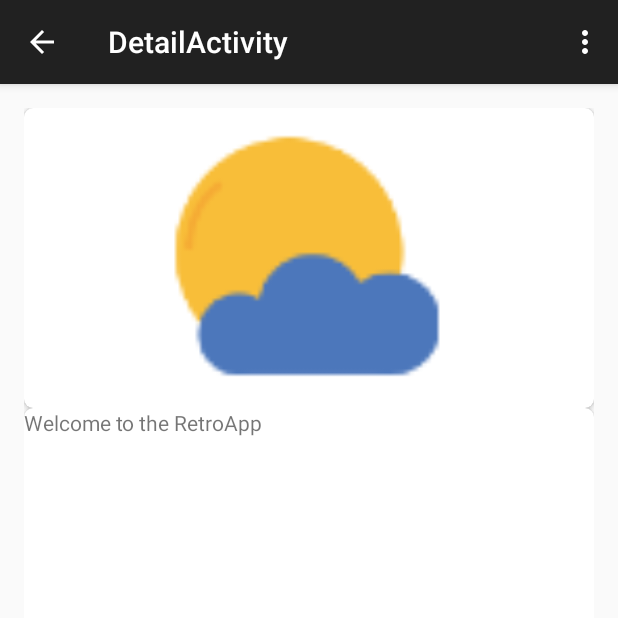
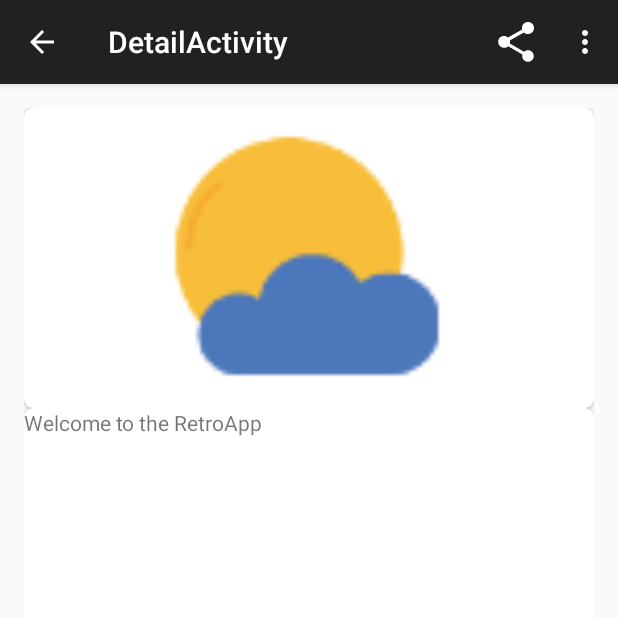
Before and after one commit to PramodDutta/RetroWeather, an Android app: the DetailActivity screen opened directly, with no data from a screen before it, on a phone screen of 412 x 824 dp, the top half of it. Run offline under Robolectric (Android 15) with nearby library versions, the phone set to English and light mode, and no system bars.

Commit message:
Finished Lecture 3

```diff
--- a/app/src/main/AndroidManifest.xml
+++ b/app/src/main/AndroidManifest.xml
@@ -3,6 +3,7 @@
     package="com.witmergers.retroweather" >
 
     <uses-permission android:name="android.permission.INTERNET" />
+    <uses-permission android:name="android.permission.ACCESS_FINE_LOCATION" />
 
     <application
         android:allowBackup="true"
--- a/app/src/main/java/com/witmergers/retroweather/DetailActivity.java
+++ b/app/src/main/java/com/witmergers/retroweather/DetailActivity.java
@@ -3,12 +3,15 @@ package com.witmergers.retroweather;
 import android.app.Fragment;
 import android.content.Intent;
 import android.os.Bundle;
+import android.support.v4.view.MenuItemCompat;
 import android.support.v7.app.ActionBarActivity;
 import android.view.LayoutInflater;
 import android.view.Menu;
+import android.view.MenuInflater;
 import android.view.MenuItem;
 import android.view.View;
 import android.view.ViewGroup;
+import android.support.v7.widget.ShareActionProvider;
 import android.widget.TextView;
 
 
@@ -31,6 +34,10 @@ public class DetailActivity extends ActionBarActivity {
     public boolean onCreateOptionsMenu(Menu menu) {
         // Inflate the menu; this adds items to the action bar if it is present.
         getMenuInflater().inflate(R.menu.detail, menu);
+
+
+
+
         return true;
     }
 
@@ -52,9 +59,28 @@ public class DetailActivity extends ActionBarActivity {
      */
     public static class PlaceholderFragment extends Fragment {
 
-        public PlaceholderFragment() {
+
+        @Override
+        public void onCreateOptionsMenu(Menu menu, MenuInflater inflater) {
+            super.onCreateOptionsMenu(menu, inflater);
+            inflater.inflate(R.menu.detailfragment,menu);
+            MenuItem menuItem = menu.findItem(R.id.menu_item_share);
+          //
+            ShareActionProvider shareActionProvider;
+            shareActionProvider = (ShareActionProvider)MenuItemCompat.getActionProvider(menuItem);
+
+
+            if(shareActionProvider !=null)
+            {
+                shareActionProvider.setShareIntent(createShareForecastIntent());
+
+            }
         }
 
+        public PlaceholderFragment() {
+            setHasOptionsMenu(true);
+        }
+        String forecastString;
         @Override
         public View onCreateView(LayoutInflater inflater, ViewGroup container,
                 Bundle savedInstanceState) {
@@ -62,11 +88,21 @@ public class DetailActivity extends ActionBarActivity {
             View rootView = inflater.inflate(R.layout.fragment_detail, container, false);
             if(intent !=null && intent.hasExtra(Intent.EXTRA_TEXT))
             {
-                String forecastString = intent.getStringExtra(Intent.EXTRA_TEXT);
+                forecastString = intent.getStringExtra(Intent.EXTRA_TEXT);
                 TextView textView = (TextView)rootView.findViewById(R.id.detail_textview);
                 textView.setText(forecastString);
             }
             return rootView;
         }
+
+
+        Intent createShareForecastIntent()
+        {
+            Intent shareIntent = new Intent(Intent.ACTION_SEND);
+            shareIntent.addFlags(Intent.FLAG_ACTIVITY_CLEAR_WHEN_TASK_RESET);
+            shareIntent.setType("text/plain");
+            shareIntent.putExtra(Intent.EXTRA_TEXT,forecastString+ "#RetroWeather");
+            return shareIntent;
+        }
     }
 }
--- a/app/src/main/res/menu/detail.xml
+++ b/app/src/main/res/menu/detail.xml
@@ -6,4 +6,8 @@
         android:title="@string/action_settings"
         android:orderInCategory="100"
         app:showAsAction="never" />
+
+
+
+
 </menu>
--- /dev/null
+++ b/app/src/main/res/menu/detailfragment.xml
@@ -0,0 +1,11 @@
+<?xml version="1.0" encoding="utf-8"?>
+<menu xmlns:android="http://schemas.android.com/apk/res/android"
+    xmlns:app="http://schemas.android.com/apk/res-auto">
+
+
+    <item
+        android:id="@+id/menu_item_share"
+        app:showAsAction="always"
+        android:title="@string/string_share"
+        app:actionProviderClass="android.support.v7.widget.ShareActionProvider" />
+</menu>
--- a/app/src/main/res/menu/main.xml
+++ b/app/src/main/res/menu/main.xml
@@ -6,4 +6,8 @@
         android:title="@string/action_settings"
         android:orderInCategory="100"
         app:showAsAction="never" />
+
+    <item android:id="@+id/mylocation"
+        android:title="My Location"
+        app:showAsAction="ifRoom"/>
 </menu>
--- a/app/src/main/res/values/strings.xml
+++ b/app/src/main/res/values/strings.xml
@@ -17,6 +17,7 @@
     <string name="pref_units_dialoglabel">Choose Units</string>
     <string name="pref_defunits_metric">metric</string>
     <string name="pref_unit">unit</string>
+    <string name="string_share">Share</string>
 
     <array name="pref_units_options">
         <item>
@@ -29,9 +30,10 @@
     <array name="pref_units_values">
         <item>
             metric
-        </item> <item>
-        imperial
-    </item>
+        </item>
+        <item>
+           imperial
+        </item>
     </array>
 
 
```
Also changed, not shown: app/src/main/java/com/witmergers/retroweather/ForecastFragment.java (+20 -1 lines), app/src/main/java/com/witmergers/retroweather/MainActivity.java (+33 -0 lines).
